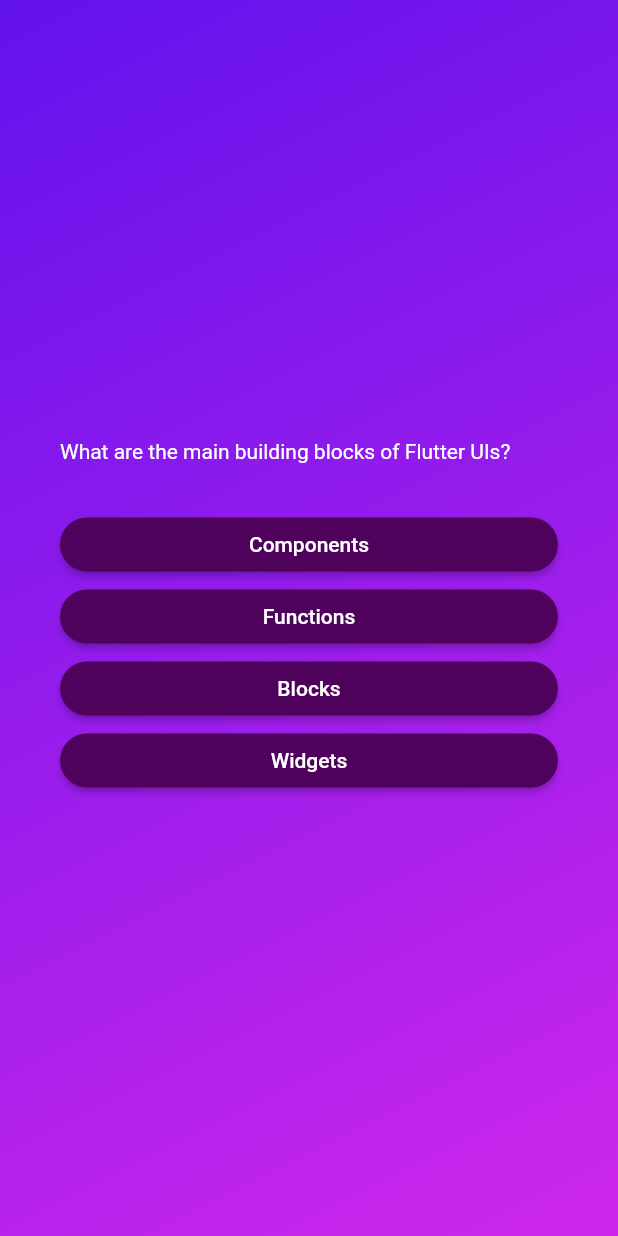
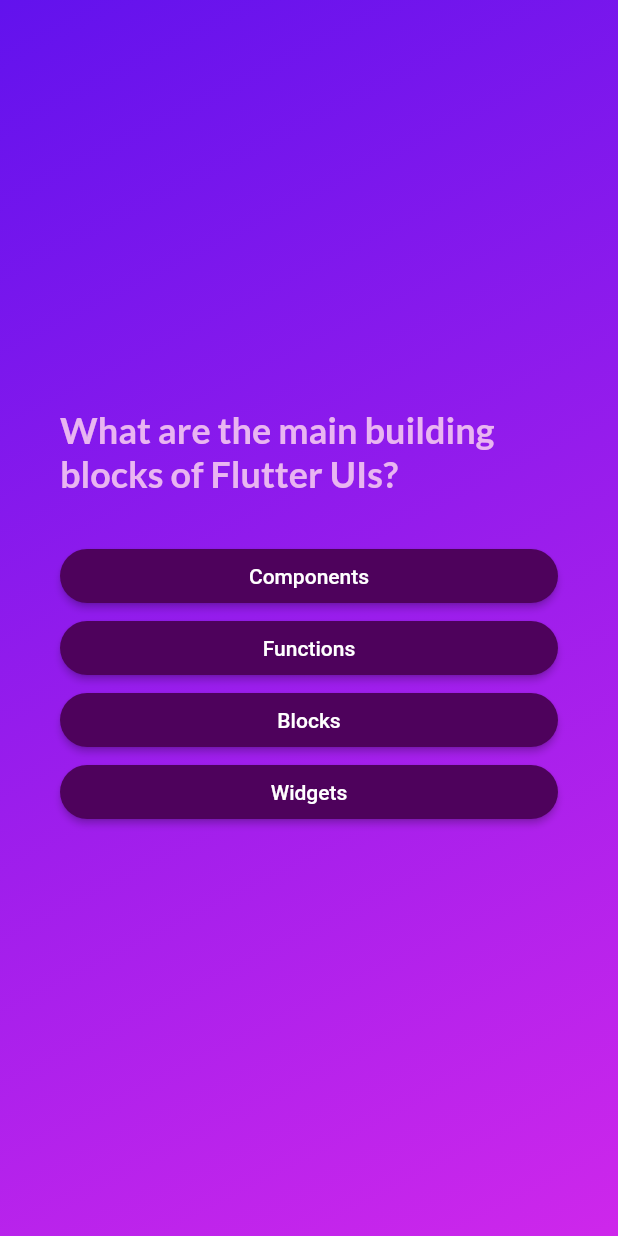
Before and after one commit to SandeepVallabaneni/quiz, a Flutter app: the screen it shows after launch, after a tap on "Start", on a phone screen of 412 x 824 dp. Run offline on Flutter 3.47's test engine with Material 2 defaults, Android fonts, the phone set to English and light mode, and no system bars; our stand-ins replace google_fonts.

Commit message:
answer styles, events added

```diff
--- a/lib/answer_button.dart
+++ b/lib/answer_button.dart
@@ -24,7 +24,10 @@ class AnswerButton extends StatelessWidget {
           shape: RoundedRectangleBorder(
             borderRadius: BorderRadius.circular(40),
           )),
-      child: Text(answerText),
+      child: Text(
+        answerText,
+        textAlign: TextAlign.center,
+      ),
     );
   }
 }
--- a/lib/questions_screen.dart
+++ b/lib/questions_screen.dart
@@ -1,9 +1,12 @@
 import 'package:flutter/material.dart';
 import 'package:quiz/answer_button.dart';
 import 'package:quiz/data/questions.dart';
+import 'package:google_fonts/google_fonts.dart';
 
 class QuestionsScreen extends StatefulWidget {
-  const QuestionsScreen({super.key});
+  const QuestionsScreen({super.key, required this.onSelectAnswer});
+
+  final void Function(String answer) onSelectAnswer;
 
   @override
   State<QuestionsScreen> createState() {
@@ -14,7 +17,8 @@ class QuestionsScreen extends StatefulWidget {
 class _QuestionsScreenState extends State<QuestionsScreen> {
   var currQuestionIndex = 0;
 
-  void answerQuestion() {
+  void answerQuestion(String selected) {
+    widget.onSelectAnswer(selected);
     setState(() {
       currQuestionIndex += 1;
     });
@@ -32,12 +36,12 @@ class _QuestionsScreenState extends State<QuestionsScreen> {
           mainAxisAlignment: MainAxisAlignment.center,
           crossAxisAlignment: CrossAxisAlignment.stretch,
           children: [
-            Text(
-              currentQuestion.text,
-              style: const TextStyle(
-                color: Colors.white,
-              ),
-            ),
+            Text(currentQuestion.text,
+                style: GoogleFonts.lato(
+                  color: const Color.fromARGB(255, 233, 181, 241),
+                  fontSize: 24,
+                  fontWeight: FontWeight.bold,
+                )),
             const SizedBox(
               height: 30,
             ),
--- a/lib/quiz.dart
+++ b/lib/quiz.dart
@@ -12,6 +12,7 @@ class Quiz extends StatefulWidget {
 
 class _QuizState extends State<Quiz> {
   Widget? activeScreen;
+  final List<String> selectedAnswers = [];
 
   @override
   void initState() {
@@ -21,8 +22,12 @@ class _QuizState extends State<Quiz> {
 
   void switchScreen() {
     setState(() {
-      activeScreen = const QuestionsScreen();
+      activeScreen = QuestionsScreen(onSelectAnswer: chooseAnswers);
     });
+  }
+
+  void chooseAnswers(String answer) {
+    selectedAnswers.add(answer);
   }
 
   @override
--- a/lib/start_screen.dart
+++ b/lib/start_screen.dart
@@ -1,4 +1,5 @@
 import 'package:flutter/material.dart';
+import 'package:google_fonts/google_fonts.dart';
 
 class StartScreen extends StatelessWidget {
   const StartScreen(this.startQuiz, {super.key});
@@ -24,10 +25,10 @@ class StartScreen extends StatelessWidget {
           //   ),
           // ),
           const SizedBox(height: 50),
-          const Text(
+          Text(
             'Learn Flutter the fun way!!',
-            style: TextStyle(
-              color: Colors.white,
+            style: GoogleFonts.lato(
+              color: const Color.fromARGB(255, 249, 215, 215),
               fontSize: 26,
             ),
           ),
--- a/pubspec.yaml
+++ b/pubspec.yaml
@@ -35,6 +35,7 @@ dependencies:
   # The following adds the Cupertino Icons font to your application.
   # Use with the CupertinoIcons class for iOS style icons.
   cupertino_icons: ^1.0.2
+  google_fonts: ^4.0.3
 
 dev_dependencies:
   flutter_test:
```
Also changed, not shown: pubspec.lock, 1 other file.
